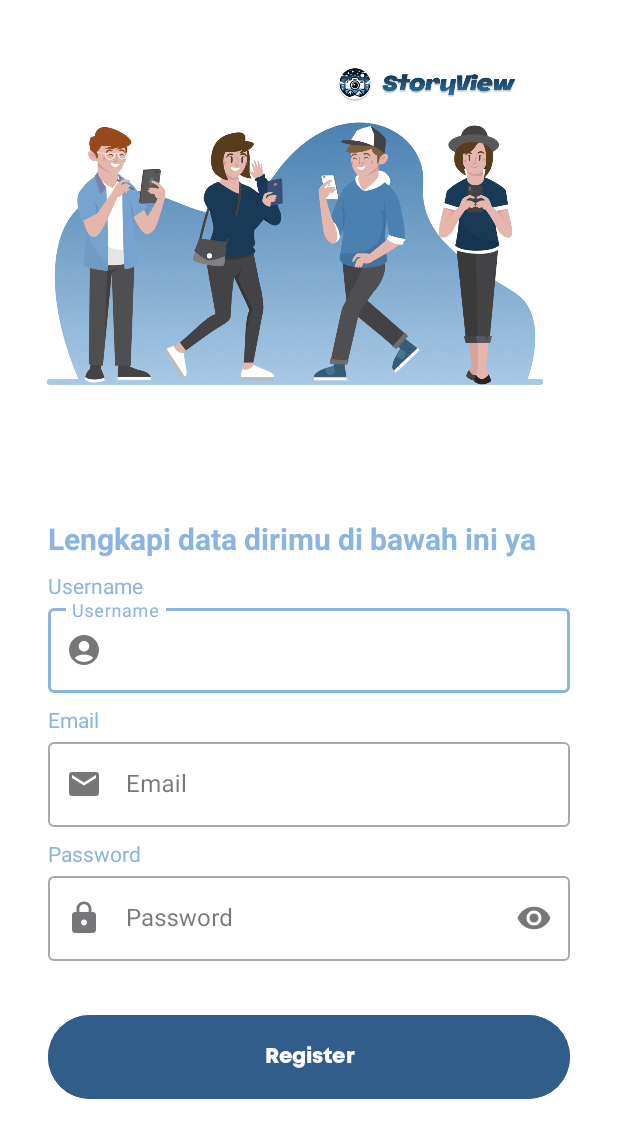
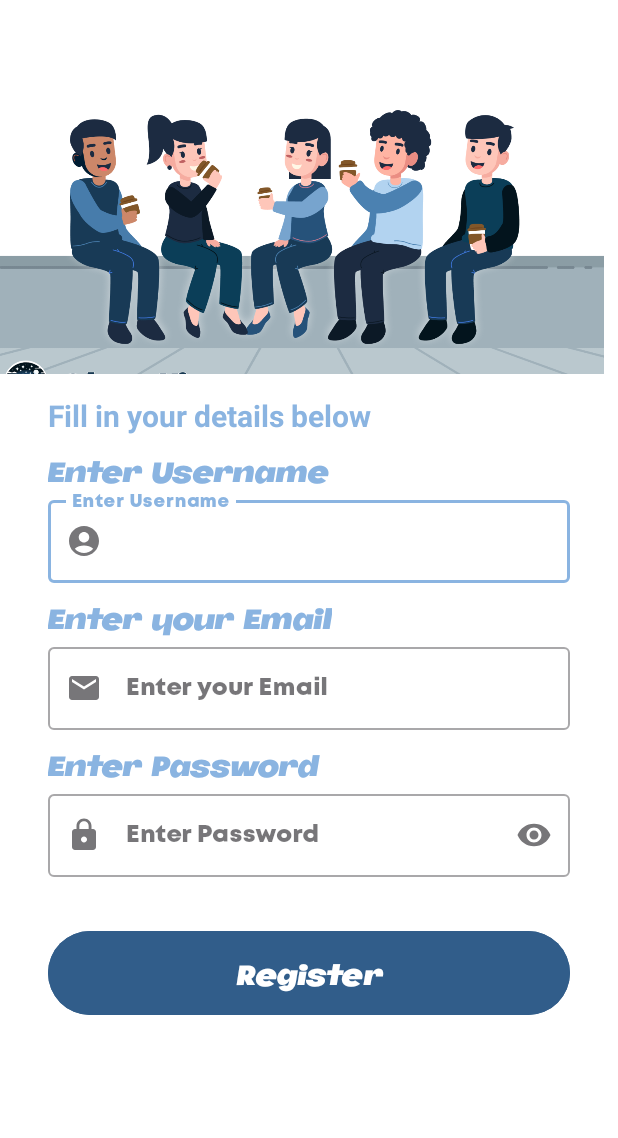
Before and after one commit to samuelezranas/StoryViewApp, an Android app: the screen it shows after launch (RegisterActivity), after a tap on "Register", on a phone screen of 412 x 824 dp. Shown: the top 1138 px of the screen. Run offline under Robolectric (Android 15) with nearby library versions, the phone set to English and light mode, and no system bars; 1 other tap on this screen came first.

```diff
--- a/app/build.gradle.kts
+++ b/app/build.gradle.kts
@@ -13,7 +13,7 @@ android {
         minSdk = 24
         targetSdk = 34
         versionCode = 1
-        versionName = "1.0"
+        versionName = "6.9"
 
         testInstrumentationRunner = "androidx.test.runner.AndroidJUnitRunner"
     }
@@ -60,6 +60,9 @@ dependencies {
     implementation("androidx.lifecycle:lifecycle-livedata-ktx:2.7.0")
     implementation("androidx.activity:activity-ktx:1.8.0")
 
+    // Glassmorphism Background
+    implementation ("jp.wasabeef:blurry:4.0.0")
+
     // Testing dependencies
     testImplementation("junit:junit:4.13.2")
     androidTestImplementation("androidx.test.ext:junit:1.1.5")
--- a/app/src/main/AndroidManifest.xml
+++ b/app/src/main/AndroidManifest.xml
@@ -7,10 +7,10 @@
     <uses-feature android:name="android.hardware.camera" />
 
     <uses-permission android:name="android.permission.CAMERA" />
+
     <uses-permission
         android:name="android.permission.WRITE_EXTERNAL_STORAGE"
-        android:maxSdkVersion="30"
-        tools:ignore="ScopedStorage" />
+        android:maxSdkVersion="28" />
 
     <application
         android:allowBackup="true"
--- a/app/src/main/java/com/dicoding/storyviewapp/ui/main/MainActivity.kt
+++ b/app/src/main/java/com/dicoding/storyviewapp/ui/main/MainActivity.kt
@@ -17,6 +17,7 @@ import com.dicoding.storyviewapp.data.response.ListStoryItem
 import com.dicoding.storyviewapp.databinding.ActivityMainBinding
 import com.dicoding.storyviewapp.ui.start.LandingActivity
 import com.dicoding.storyviewapp.ui.upload.UploadActivity
+import androidx.appcompat.widget.Toolbar
 
 class MainActivity : AppCompatActivity() {
     private val viewModel by viewModels<MainViewModel> {
@@ -29,8 +30,15 @@ class MainActivity : AppCompatActivity() {
         binding = ActivityMainBinding.inflate(layoutInflater)
         setContentView(binding.root)
 
+        supportActionBar?.show()
+
         getSession()
         showStory()
+
+
+        val toolbar: Toolbar = findViewById(R.id.toolbar)
+        setSupportActionBar(toolbar)
+
 
         binding.addStory.setOnClickListener {
             val intent = Intent(this, UploadActivity::class.java)
@@ -80,26 +88,26 @@ class MainActivity : AppCompatActivity() {
         Toast.makeText(this, message, Toast.LENGTH_SHORT).show()
     }
 
-
     override fun onCreateOptionsMenu(menu: Menu): Boolean {
         menuInflater.inflate(R.menu.main_menu, menu)
         return true
     }
 
     override fun onOptionsItemSelected(item: MenuItem): Boolean {
-        return when (item.itemId){
-            R.id.action_change_language ->  {
+        return when (item.itemId) {
+            R.id.action_change_language -> {
                 val intent = Intent(Settings.ACTION_LOCALE_SETTINGS)
                 startActivity(intent)
-                true
+                finish()
+                true  // Return true to indicate the item has been handled
             }
-            R.id.action_logout ->  {
+            R.id.action_logout -> {
                 viewModel.logout()
                 val intent = Intent(this, LandingActivity::class.java)
                     .addFlags(Intent.FLAG_ACTIVITY_CLEAR_TOP or Intent.FLAG_ACTIVITY_NEW_TASK)
                 startActivity(intent)
                 finish()
-                true
+                true  // Return true to indicate the item has been handled
             }
             else -> super.onOptionsItemSelected(item)
         }
--- a/app/src/main/java/com/dicoding/storyviewapp/ui/start/LandingActivity.kt
+++ b/app/src/main/java/com/dicoding/storyviewapp/ui/start/LandingActivity.kt
@@ -8,16 +8,13 @@ import android.os.Bundle
 import android.view.View
 import android.view.WindowInsets
 import android.view.WindowManager
-import androidx.activity.enableEdgeToEdge
 import androidx.appcompat.app.AppCompatActivity
-import androidx.core.view.ViewCompat
-import androidx.core.view.WindowInsetsCompat
-import com.dicoding.storyviewapp.R
 import com.dicoding.storyviewapp.databinding.ActivityLandingBinding
 import com.dicoding.storyviewapp.ui.login.LoginActivity
 import com.dicoding.storyviewapp.ui.register.RegisterActivity
 
 class LandingActivity : AppCompatActivity() {
+
     private lateinit var binding: ActivityLandingBinding
 
     override fun onCreate(savedInstanceState: Bundle?) {
--- a/app/src/main/res/layout/activity_register.xml
+++ b/app/src/main/res/layout/activity_register.xml
@@ -20,11 +20,12 @@
         android:id="@+id/imageView"
         android:layout_width="match_parent"
         android:layout_height="250dp"
+        android:scaleType="centerCrop"
         app:layout_constraintTop_toTopOf="@+id/guideline2"
         app:layout_constraintBottom_toTopOf="@+id/guidelineHorizontal"
         app:layout_constraintEnd_toEndOf="parent"
         app:layout_constraintStart_toStartOf="parent"
-        app:srcCompat="@drawable/graphic_design_landing" />
+        app:srcCompat="@drawable/graphic_design_login" />
 
     <TextView
         android:id="@+id/tv_title"
@@ -34,7 +35,7 @@
         android:layout_marginTop="16dp"
         android:layout_marginEnd="32dp"
         android:alpha="0"
-        android:text="@string/title_signup_page"
+        android:text="@string/title_register"
         android:textColor="?attr/colorPrimary"
         android:textSize="20sp"
         android:textStyle="bold"
@@ -53,6 +54,7 @@
         android:alpha="0"
         android:text="@string/name"
         android:textColor="?attr/colorPrimary"
+        android:fontFamily="@font/danbury_heavy"
         app:layout_constraintStart_toStartOf="parent"
         app:layout_constraintTop_toBottomOf="@+id/tv_title"
         tools:alpha="100" />
@@ -76,6 +78,7 @@
             android:layout_width="match_parent"
             android:layout_height="wrap_content"
             android:ems="10"
+            android:fontFamily="@font/mont_heavy"
             android:hint="@string/name"
             android:inputType="text" />
     </com.google.android.material.textfield.TextInputLayout>
@@ -89,6 +92,7 @@
         android:alpha="0"
         android:text="@string/email"
         android:textColor="?attr/colorPrimary"
+        android:fontFamily="@font/danbury_heavy"
         app:layout_constraintStart_toStartOf="parent"
         app:layout_constraintTop_toBottomOf="@+id/nameEditTextLayout"
         tools:alpha="100" />
@@ -113,6 +117,7 @@
             android:layout_height="wrap_content"
             android:ems="10"
             android:hint="@string/email"
+            android:fontFamily="@font/mont_heavy"
             android:inputType="textEmailAddress" />
     </com.google.android.material.textfield.TextInputLayout>
 
@@ -125,6 +130,7 @@
         android:alpha="0"
         android:text="@string/password"
         android:textColor="?attr/colorPrimary"
+        android:fontFamily="@font/danbury_heavy"
         app:layout_constraintStart_toStartOf="parent"
         app:layout_constraintTop_toBottomOf="@+id/emailEditTextLayout"
         tools:alpha="100" />
@@ -150,6 +156,7 @@
             android:layout_height="wrap_content"
             android:ems="10"
             android:hint="@string/password"
+            android:fontFamily="@font/mont_heavy"
             android:inputType="textPassword" />
     </com.google.android.material.textfield.TextInputLayout>
 
@@ -165,7 +172,7 @@
         android:shadowRadius="@integer/material_motion_duration_long_2"
         android:text="@string/register"
         android:textColor="@color/white"
-        android:fontFamily="@font/mont_heavy"
+        android:fontFamily="@font/danbury_heavy"
         app:layout_constraintEnd_toEndOf="parent"
         app:layout_constraintStart_toStartOf="parent"
         app:layout_constraintTop_toBottomOf="@+id/passwordEditTextLayout"
@@ -178,7 +185,7 @@
         android:layout_height="64dp"
         android:orientation="horizontal"
         app:layout_constraintEnd_toEndOf="parent"
-        app:layout_constraintGuide_percent="0.4"
+        app:layout_constraintGuide_percent="0.3"
         app:layout_constraintStart_toStartOf="parent" />
 
     <androidx.constraintlayout.widget.Guideline
--- a/app/src/main/res/menu/main_menu.xml
+++ b/app/src/main/res/menu/main_menu.xml
@@ -3,21 +3,15 @@
     xmlns:app="http://schemas.android.com/apk/res-auto">
 
     <item
-        android:id="@+id/action_more"
-        android:icon="@drawable/round_expand_more_24"
-        android:title="@string/more_menu"
-        app:showAsAction="ifRoom">
-        <menu>
-            <item
-                android:id="@+id/action_change_language"
-                android:icon="@drawable/round_language_24"
-                android:title="@string/change_language"
-                app:showAsAction="always" />
-            <item
-                android:id="@+id/action_logout"
-                android:icon="@drawable/round_exit_to_app_24"
-                android:title="@string/log_out"
-                app:showAsAction="always" />
-        </menu>
-    </item>
+        android:id="@+id/action_change_language"
+        android:title="@string/change_language"
+        app:showAsAction="never"
+        android:icon="@drawable/round_language_24" />
+
+    <item
+        android:id="@+id/action_logout"
+        android:title="@string/log_out"
+        app:showAsAction="never"
+        android:icon="@drawable/round_exit_to_app_24" />
+
 </menu>
--- a/app/src/main/res/values/strings.xml
+++ b/app/src/main/res/values/strings.xml
@@ -1,27 +1,27 @@
 <resources>
     <string name="app_name">StoryView</string>
     <string name="logo_app">Logo StoryView App</string>
+    <string name="landing_app">Landing Page</string>
     <string name="title_landing_1">Welcome to</string>
     <string name="title_landing_2">StoryView App!</string>
-    <string name="title_signup_page">Lengkapi data dirimu di bawah ini ya</string>
+    <string name="title_login">Let\'s Start Share Your Story!</string>
+    <string name="title_register">Fill in your details below</string>
     <string name="register">Register</string>
     <string name="login">Login</string>
     <string name="message_welcome_page">"Share Your Story with Us on <b>StoryView</b>"</string>
-    <string name="email">Email</string>
-    <string name="password">Password</string>
-    <string name="title_login_page">Let\'s Start Share Your Story!</string>
-    <string name="name">Username</string>
+    <string name="name">Enter Username</string>
+    <string name="email">Enter your Email</string>
+    <string name="password">Enter Password</string>
     <string name="loginButton">Login?</string>
     <string name="registerButton">Register?</string>
     <string name="email_error">Enter the text that matches the format!</string>
     <string name="password_error">Password cannot be less than 8 characters!</string>
     <string name="null_coloumn">Fill in All Fields First</string>
     <string name="null_name">Fill in All Fields First</string>
-    <string name="null_email">Isi Email Terlebih Dahulu</string>
-    <string name="null_password">Isi Password Terlebih Dahulu</string>
-    <string name="next">Lanjut</string>
+    <string name="null_email">Fill the Email first</string>
+    <string name="null_password">Fill the Password</string>
+    <string name="next">Next</string>
     <string name="success_registration">Successful Registration! Your account has been successfully created.</string>
-
     <string name="email_not_registered">Email not Registered</string>
     <string name="wrong_password">Password that you enter is not correct</string>
     <string name="story_image">Photo Story</string>
@@ -32,7 +32,7 @@
     <string name="story_error">Story Not Found!</string>
     <string name="story_description">Story Description</string>
     <string name="picture">Picture</string>
-    <string name="camera">Kamera</string>
+    <string name="camera">Camera</string>
     <string name="gallery">Gallery</string>
     <string name="description">Description Text</string>
     <string name="more_menu">More Menu</string>
--- a/app/src/main/res/xml/file_paths.xml
+++ b/app/src/main/res/xml/file_paths.xml
@@ -1,4 +1,4 @@
 <?xml version="1.0" encoding="utf-8"?>
 <paths>
-    <external-files-path name="my_images" path="Pictures" />
+    <external-files-path name="story_view" path="Pictures" />
 </paths>
--- a/settings.gradle.kts
+++ b/settings.gradle.kts
@@ -9,6 +9,8 @@ pluginManagement {
         }
         mavenCentral()
         gradlePluginPortal()
+        jcenter()
+        maven { url = uri("https://jitpack.io") }
     }
 }
 dependencyResolutionManagement {
```
Also changed, not shown: app/src/main/res/drawable/gradient_splash.xml (added, +9 -0 lines), app/src/main/res/layout/activity_landing.xml (+6 -10 lines), app/src/main/res/layout/activity_login.xml (+17 -12 lines), app/src/main/res/layout/activity_main.xml (+17 -1 lines), app/src/main/res/layout/activity_splash.xml (+16 -2 lines), app/src/main/res/layout/activity_upload.xml (+8 -8 lines), app/src/main/res/layout/item_story.xml (+23 -17 lines), gradle/libs.versions.toml (deleted, +0 -25 lines), 1 other file.
